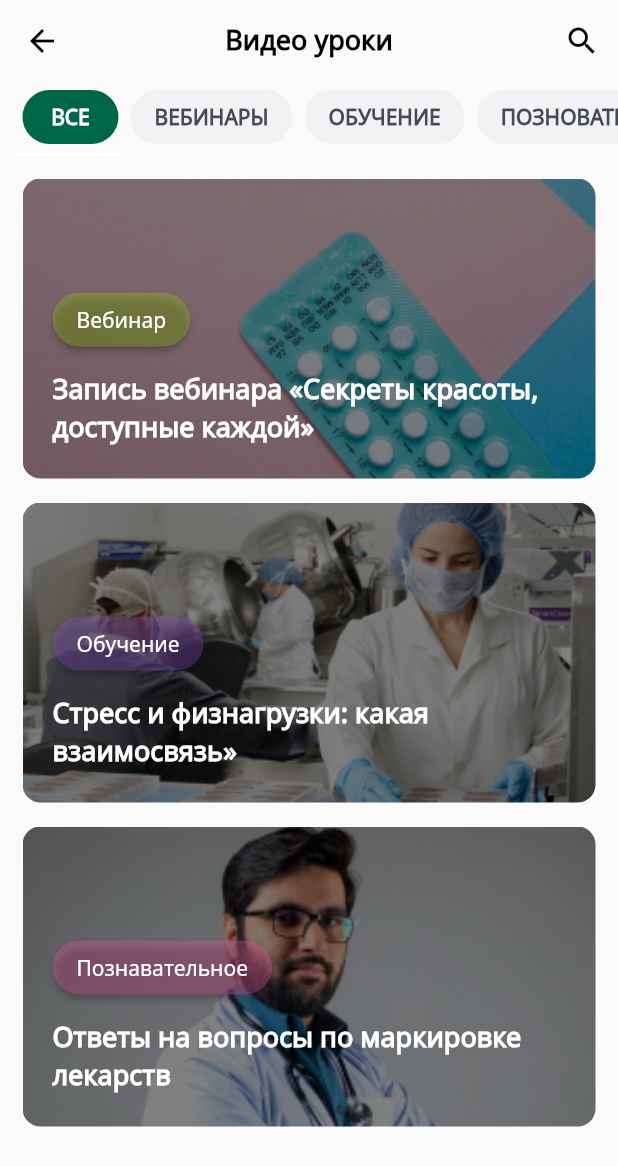
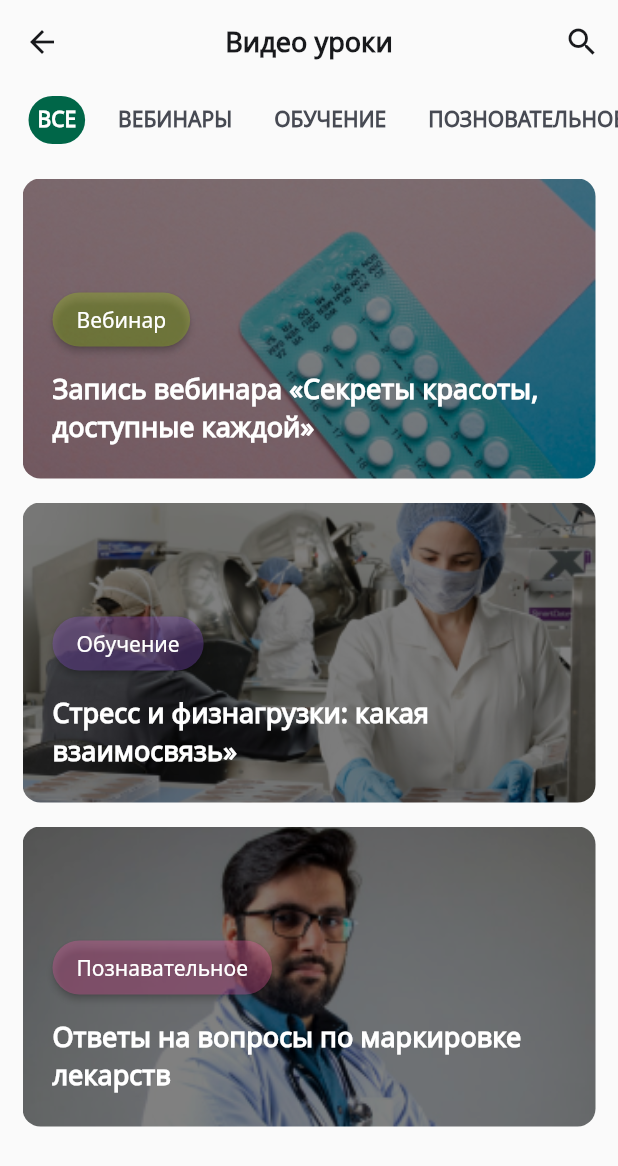
Before and after one commit to kasietfl/test_layout, a Flutter app: the Base screen opened by its route, after a tap on "Видео уроки", on a phone screen of 412 x 824 dp. Shown: the top 1166 px of the screen. Run offline on Flutter 3.47's test engine with Material 2 defaults, Android fonts, the light colour scheme and no system bars; our stand-ins replace flutter_svg.

Commit message:
created text styles

```diff
--- a/lib/screens/base/base.dart
+++ b/lib/screens/base/base.dart
@@ -1,4 +1,5 @@
 import 'package:flutter/material.dart';
+import 'package:test_layout/styles/colors.dart';
 import 'package:test_layout/styles/text_styles.dart';
 import 'package:test_layout/screens/base/base_item.dart';
 
@@ -16,12 +17,19 @@ class _BaseState extends State<Base> {
       appBar: AppBar(
         title: const Text('База', style: kTextStyle24),
         elevation: 0,
-        foregroundColor: Colors.black,
+        foregroundColor: black,
         backgroundColor: Colors.transparent,
       ),
-      body: GridView.count(
+      body: Column(
+        children: [
+          const Divider(
+            color: lightGray2,
+            thickness: 1,
+          ),
+          Expanded(
+            child: GridView.count(
               primary: false,
-        padding: const EdgeInsets.all(20),
+              padding: const EdgeInsets.symmetric(horizontal: 15, vertical: 36),
               crossAxisSpacing: 10,
               mainAxisSpacing: 10,
               crossAxisCount: 2,
@@ -48,6 +56,9 @@ class _BaseState extends State<Base> {
                 ),
               ],
             ),
+          ),
+        ],
+      ),
     );
   }
 }
--- a/lib/screens/base/base_item.dart
+++ b/lib/screens/base/base_item.dart
@@ -1,5 +1,7 @@
 import 'package:flutter/material.dart';
 import 'package:flutter_svg/svg.dart';
+import 'package:test_layout/styles/colors.dart';
+import 'package:test_layout/styles/text_styles.dart';
 
 class BaseItem extends StatelessWidget {
   final String title;
@@ -17,7 +19,7 @@ class BaseItem extends StatelessWidget {
       onTap: () => Navigator.pushNamed(context, '/$section'),
       child: Container(
         width: double.infinity,
-        padding: const EdgeInsets.all(8),
+        padding: const EdgeInsets.all(12),
         child: Column(
           crossAxisAlignment: CrossAxisAlignment.start,
           children: [
@@ -26,11 +28,11 @@ class BaseItem extends StatelessWidget {
             const SizedBox(height: 10),
             Text(
               title,
-              style: const TextStyle(fontSize: 18, fontWeight: FontWeight.w700),
+              style: kTextStyle18,
             ),
             const SizedBox(height: 6),
             const Text('Краткое описание данного раздела',
-                style: TextStyle(color: Color(0xff5E626E), fontSize: 14))
+                style: TextStyle(color: gray2, fontSize: 14))
           ],
         ),
       ),
--- a/lib/screens/news/news_item.dart
+++ b/lib/screens/news/news_item.dart
@@ -1,4 +1,6 @@
 import 'package:flutter/material.dart';
+import 'package:test_layout/styles/colors.dart';
+import 'package:test_layout/styles/text_styles.dart';
 
 class NewsItem extends StatelessWidget {
   final String date;
@@ -18,12 +20,12 @@ class NewsItem extends StatelessWidget {
           children: [
             Text(
               date,
-              style: const TextStyle(fontSize: 12, color: Color(0xff5E626E)),
+              style: const TextStyle(fontSize: 12, color: gray2),
             ),
             const Padding(padding: EdgeInsets.only(top: 12)),
             Text(
               title,
-              style: const TextStyle(fontSize: 18, fontWeight: FontWeight.w600),
+              style: kTextStyle18.copyWith(fontWeight: FontWeight.w600),
             ),
             const Padding(padding: EdgeInsets.only(top: 16)),
             Row(children: [
--- a/lib/screens/sales/product_modal.dart
+++ b/lib/screens/sales/product_modal.dart
@@ -64,7 +64,7 @@ class _ProductModalState extends State<ProductModal> {
                                 BorderRadius.all(Radius.circular(50))),
                         child: Text(
                           '$count упаковка',
-                          style: const TextStyle(fontSize: 16),
+                          style: kTextStyle16,
                         ),
                       ),
                       RoundButton(
@@ -104,7 +104,7 @@ class RoundButton extends StatelessWidget {
         padding:
             MaterialStateProperty.all<EdgeInsets>(const EdgeInsets.all(10)),
         elevation: MaterialStateProperty.all<double>(0),
-        backgroundColor: MaterialStateProperty.all(Colors.black),
+        backgroundColor: MaterialStateProperty.all(black),
         shape: MaterialStateProperty.all(const CircleBorder()),
       ),
       onPressed: counter,
--- a/lib/screens/test-screen/test_dialog.dart
+++ b/lib/screens/test-screen/test_dialog.dart
@@ -18,10 +18,10 @@ class TestDialog extends StatelessWidget {
           const SizedBox(
             height: 24,
           ),
-          const Text(
+          Text(
             'Вы уверены что хотите начать тест?',
             textAlign: TextAlign.center,
-            style: kTextStyle22,
+            style: kTextStyle22.copyWith(fontWeight: FontWeight.w700),
           ),
           const SizedBox(
             height: 12,
--- a/lib/screens/video-lessons/video_lesson.dart
+++ b/lib/screens/video-lessons/video_lesson.dart
@@ -1,4 +1,6 @@
 import 'package:flutter/material.dart';
+import 'package:test_layout/styles/colors.dart';
+import 'package:test_layout/styles/text_styles.dart';
 
 class VideoLesson extends StatelessWidget {
   final String title;
@@ -32,10 +34,7 @@ class VideoLesson extends StatelessWidget {
           const Padding(padding: EdgeInsets.only(top: 10)),
           Text(
             title,
-            style: const TextStyle(
-                color: Color(0xffffffff),
-                fontSize: 18,
-                fontWeight: FontWeight.w700),
+            style: kTextStyle18.copyWith(color: white),
           ),
         ]));
   }
--- a/lib/screens/video-lessons/video_lessons.dart
+++ b/lib/screens/video-lessons/video_lessons.dart
@@ -1,6 +1,7 @@
 import 'package:flutter/material.dart';
-import 'package:test_layout/widgets/small_button.dart';
+import 'package:test_layout/styles/colors.dart';
 import 'package:test_layout/screens/video-lessons/video_lesson.dart';
+import 'package:test_layout/styles/text_styles.dart';
 
 class VideoLessons extends StatefulWidget {
   const VideoLessons({Key? key}) : super(key: key);
@@ -17,32 +18,54 @@ class _VideoLessonsState extends State<VideoLessons> {
         length: 4,
         child: Scaffold(
             appBar: AppBar(
-              foregroundColor: Colors.black,
+              foregroundColor: black,
               title: const Text(
                 'Видео уроки',
-                style: TextStyle(
-                    fontSize: 18,
-                    fontWeight: FontWeight.w800,
-                    color: Colors.black),
+                style: kTextStyle18,
               ),
               centerTitle: true,
               backgroundColor: Colors.transparent,
               elevation: 0,
-              bottom: const TabBar(
-                padding: EdgeInsets.symmetric(horizontal: 11),
-                indicatorPadding: EdgeInsets.zero,
-                labelPadding: EdgeInsets.symmetric(horizontal: 4),
-                indicatorColor: Colors.transparent,
-                labelColor: Color(0xff000000),
+              bottom: TabBar(
+                overlayColor: MaterialStateProperty.all(Colors.transparent),
+                // controller: _tabController,
+                padding: const EdgeInsets.symmetric(horizontal: 11),
+                indicatorPadding: const EdgeInsets.all(8),
+                indicator: BoxDecoration(
+                  borderRadius: BorderRadius.circular(50),
+                  color: green,
+                ),
+                indicatorSize: TabBarIndicatorSize.tab,
+                labelPadding: const EdgeInsets.symmetric(horizontal: 14),
+                labelStyle: const TextStyle(
+                  color: gray,
+                  fontSize: 14,
+                  fontWeight: FontWeight.w700,
+                ),
+                indicatorColor: gray,
+                labelColor: white,
+                unselectedLabelColor: gray,
                 isScrollable: true,
                 tabs: <Widget>[
-                  SmallButton(
-                    buttonText: 'Все',
-                    enabled: true,
+                  Tab(
+                    text: 'Все'.toUpperCase(),
                   ),
-                  SmallButton(buttonText: 'Вебинары', enabled: false),
-                  SmallButton(buttonText: 'обучение', enabled: false),
-                  SmallButton(buttonText: 'позновательное', enabled: false),
+                  Tab(
+                    text: 'Вебинары'.toUpperCase(),
+                  ),
+                  Tab(
+                    text: 'обучение'.toUpperCase(),
+                  ),
+                  Tab(
+                    text: 'позновательное'.toUpperCase(),
+                  )
+                  // SmallButton(
+                  //   buttonText: 'Все',
+                  //   enabled: true,
+                  // ),
+                  // SmallButton(buttonText: 'Вебинары', enabled: false),
+                  // SmallButton(buttonText: 'обучение', enabled: false),
+                  // SmallButton(buttonText: 'позновательное', enabled: false),
                 ],
               ),
               actions: <Widget>[
@@ -52,9 +75,7 @@ class _VideoLessonsState extends State<VideoLessons> {
                     size: 24,
                   ),
                   tooltip: 'Open search bar',
-                  onPressed: () {
-                    // handle the press
-                  },
+                  onPressed: () {},
                 ),
               ],
             ),
--- a/lib/widgets/small_button.dart
+++ b/lib/widgets/small_button.dart
@@ -13,9 +13,6 @@ class SmallButton extends StatelessWidget {
       onPressed: () {},
       style: ButtonStyle(
           elevation: MaterialStateProperty.all<double>(0),
-          // minimumSize:
-          //     MaterialStateProperty.all(const Size(double.infinity, 38)),
-
           backgroundColor: MaterialStateProperty.all(
             enabled ? green : lightGray2,
           ),
```
Also changed, not shown: lib/screens/news/inner_news.dart (+66 -58 lines), lib/screens/news/news.dart (+26 -6 lines), lib/screens/sales/date_modal.dart (+24 -12 lines), lib/screens/sales/sales.dart (+10 -16 lines), lib/screens/test-screen/inner_test.dart (+19 -13 lines), lib/screens/test-screen/result.dart (+8 -16 lines), lib/screens/test-screen/result_dialog.dart (+6 -5 lines), lib/screens/test-screen/test_item.dart (+11 -17 lines), lib/screens/test-screen/tests.dart (+43 -40 lines), lib/styles/text_styles.dart (+4 -4 lines), lib/widgets/custom_button.dart (+4 -4 lines), assets/images/inner-test.png (added). Lines whose indentation alone changed are shown as unchanged.
